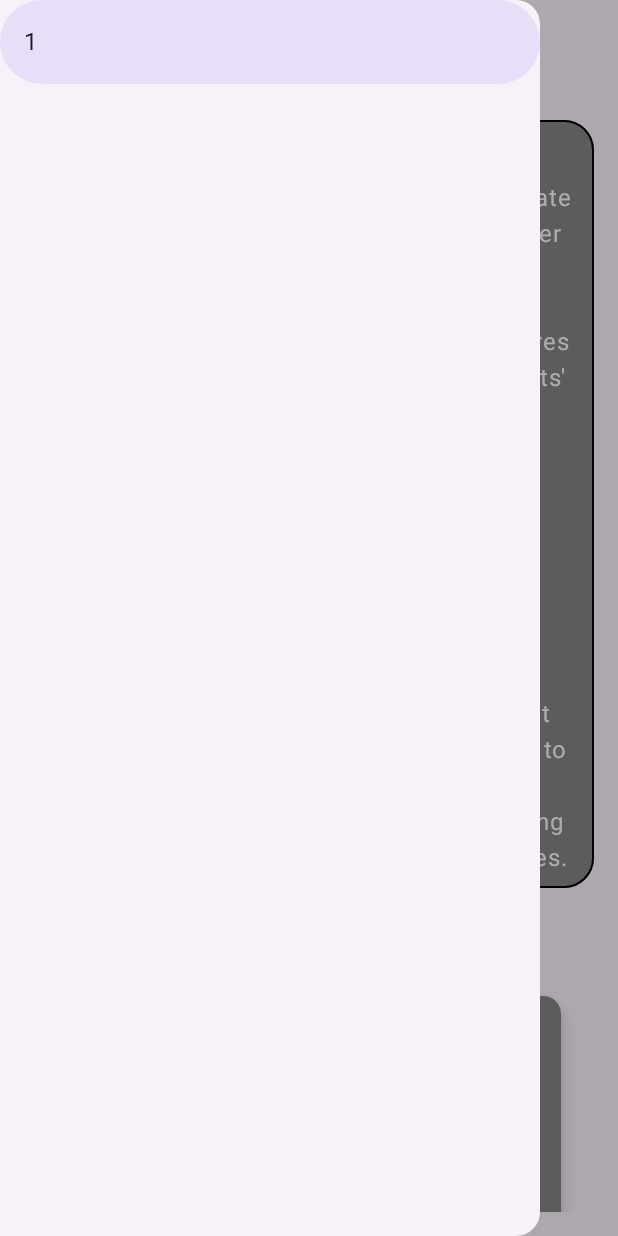
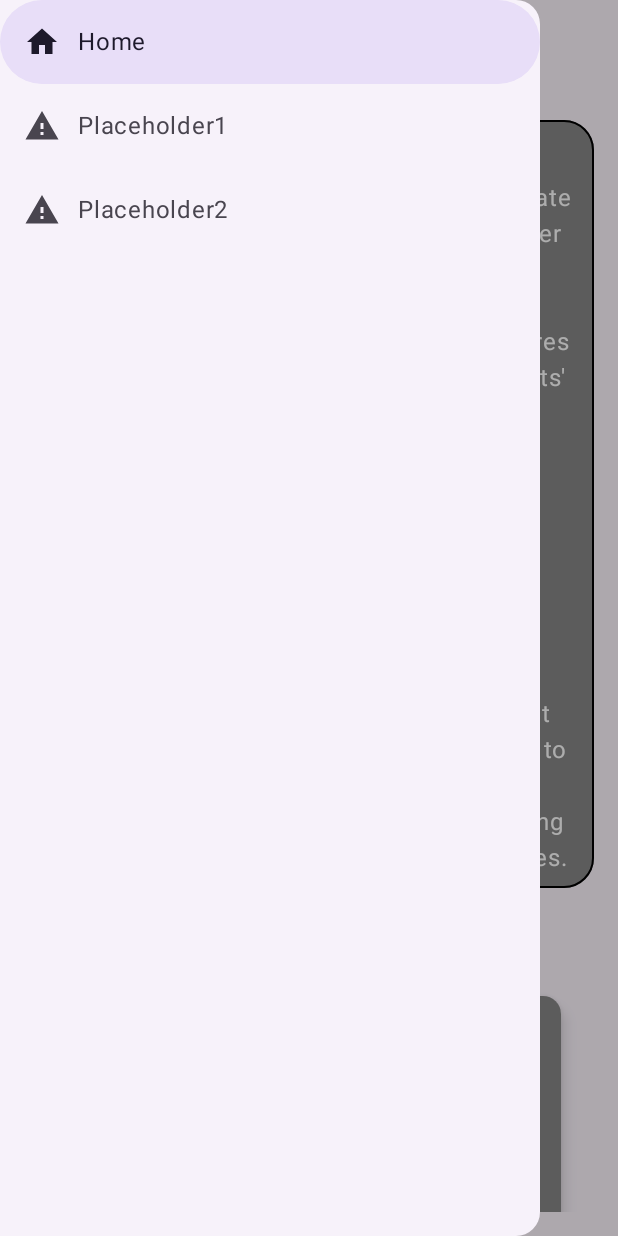
Before and after one commit to KaueMiziara/manifest-2024, an Android app built with Jetpack Compose: the screen it shows after launch (MainActivity), after a tap on "Menu", on a phone screen of 412 x 824 dp. Run offline under Robolectric (Android 15) with nearby library versions, the phone set to English and light mode, and no system bars.

Commit message:
feat: create NavigationItem data class and use it to create items in the drawer menu

```diff
--- a/app/src/main/java/org/manifest/manifest24/ui/navigation/NavigationDrawer.kt
+++ b/app/src/main/java/org/manifest/manifest24/ui/navigation/NavigationDrawer.kt
@@ -1,6 +1,10 @@
 package org.manifest.manifest24.ui.navigation
 
+import androidx.compose.material.icons.Icons
+import androidx.compose.material.icons.filled.Home
+import androidx.compose.material.icons.filled.Warning
 import androidx.compose.material3.DrawerValue
+import androidx.compose.material3.Icon
 import androidx.compose.material3.ModalDrawerSheet
 import androidx.compose.material3.ModalNavigationDrawer
 import androidx.compose.material3.NavigationDrawerItem
@@ -9,29 +13,48 @@ import androidx.compose.material3.Text
 import androidx.compose.material3.rememberDrawerState
 import androidx.compose.runtime.Composable
 import androidx.compose.runtime.rememberCoroutineScope
+import androidx.compose.runtime.getValue
+import androidx.compose.runtime.mutableStateOf
+import androidx.compose.runtime.remember
+import androidx.compose.runtime.saveable.rememberSaveable
+import androidx.compose.runtime.setValue
 import kotlinx.coroutines.launch
 import org.manifest.manifest24.ui.components.ManifestAppBar
 import org.manifest.manifest24.ui.pages.HomePage
 
 @Composable
 fun NavigationDrawer() {
+    val drawerItems = listOf(
+        NavigationItem("Home", Icons.Default.Home),
+        NavigationItem("Placeholder1", Icons.Default.Warning),
+        NavigationItem("Placeholder2", Icons.Default.Warning),
+    )
+
     val drawerState = rememberDrawerState(initialValue = DrawerValue.Closed)
     val scope = rememberCoroutineScope()
+
+    var selectedItem by remember {
+        mutableStateOf(drawerItems[0])
+    }
 
     ModalNavigationDrawer(
         drawerContent = {
             ModalDrawerSheet {
+                drawerItems.forEach {
                     NavigationDrawerItem(
-                    label = {
-                        Text(text = "1")
+                        label = { Text(it.title) },
+                        selected = it == selectedItem,
+                        icon = {
+                            Icon(imageVector = it.icon, contentDescription = it.title)
                         },
-                    selected = true,
                         onClick = {
                             scope.launch {
+                                selectedItem = it
                                 drawerState.close()
                             }
                         },
                     )
+                }
             }
         },
         drawerState = drawerState
--- /dev/null
+++ b/app/src/main/java/org/manifest/manifest24/ui/navigation/NavigationItem.kt
@@ -0,0 +1,8 @@
+package org.manifest.manifest24.ui.navigation
+
+import androidx.compose.ui.graphics.vector.ImageVector
+
+data class NavigationItem(
+    val title: String,
+    val icon: ImageVector,
+)
```
Lines whose indentation alone changed are shown as unchanged.
